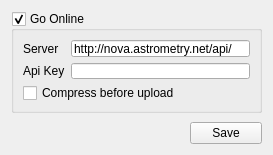
Above: gui/setting_astrometrynet.ui from myrafproject/myrafproject before the change. Below: the same form after it.
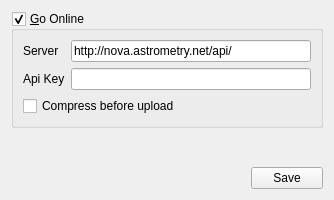
That is the form after the change.

Diff of the .ui file:
```diff
--- a/gui/setting_astrometrynet.ui
+++ b/gui/setting_astrometrynet.ui
@@ -6,8 +6,8 @@
    <rect>
     <x>0</x>
     <y>0</y>
-    <width>269</width>
-    <height>155</height>
+    <width>334</width>
+    <height>200</height>
    </rect>
   </property>
   <property name="windowTitle">
@@ -16,20 +16,14 @@
   <layout class="QGridLayout" name="gridLayout">
    <item row="0" column="0" colspan="2">
     <widget class="QGroupBox" name="setting_astrometry_online">
-     <property name="minimumSize">
-      <size>
-       <width>251</width>
-       <height>102</height>
-      </size>
-     </property>
      <property name="maximumSize">
       <size>
        <width>16777215</width>
-       <height>102</height>
+       <height>142</height>
       </size>
      </property>
      <property name="title">
-      <string>Go Online</string>
+      <string>&amp;Go Online</string>
      </property>
      <property name="checkable">
       <bool>true</bool>
```
